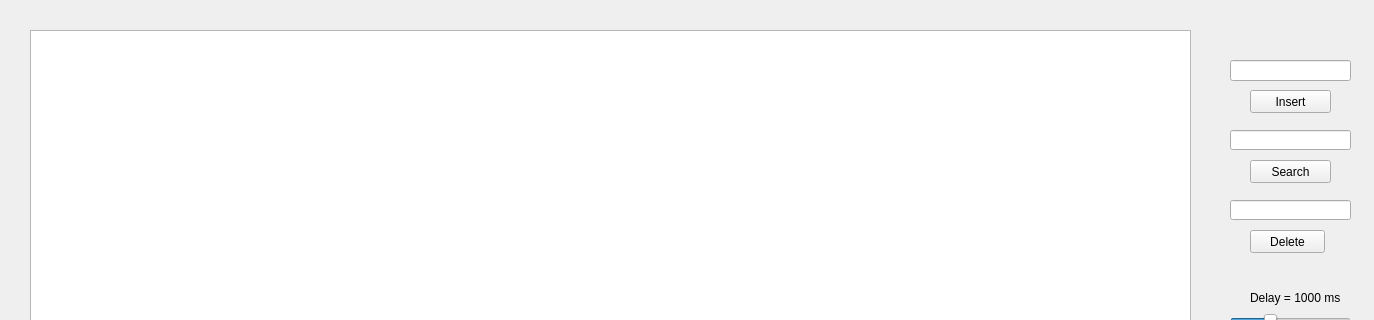
This is Visualizer/treewidget.ui in sauzzon/Visualization as Qt 5 draws it before an edit; both pictures show x 0 to 1374 and y 0 to 320 of the 1374 by 720 pixel window. The edited form follows.
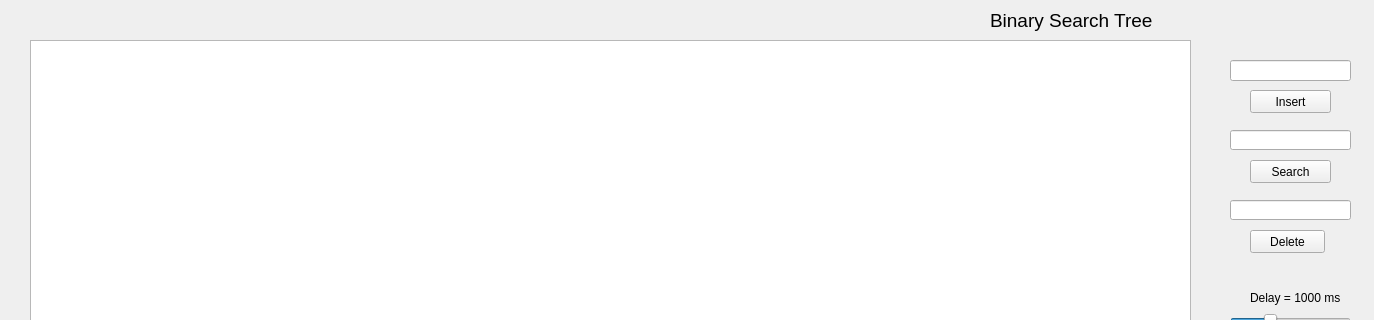
This is the edited form.

Commit message:
Tree Status Added
Tree Status Added

```diff
--- a/Visualizer/treewidget.ui
+++ b/Visualizer/treewidget.ui
@@ -17,9 +17,9 @@
    <property name="geometry">
     <rect>
      <x>30</x>
-     <y>30</y>
+     <y>40</y>
      <width>1161</width>
-     <height>651</height>
+     <height>641</height>
     </rect>
    </property>
    <property name="verticalScrollBarPolicy">
@@ -152,6 +152,24 @@
     <string>Delete</string>
    </property>
   </widget>
+  <widget class="QLabel" name="treeStatus">
+   <property name="geometry">
+    <rect>
+     <x>990</x>
+     <y>10</y>
+     <width>171</width>
+     <height>21</height>
+    </rect>
+   </property>
+   <property name="font">
+    <font>
+     <pointsize>14</pointsize>
+    </font>
+   </property>
+   <property name="text">
+    <string>Binary Search Tree</string>
+   </property>
+  </widget>
  </widget>
  <resources/>
  <connections/>
```
The commit also changes 10 other files.
